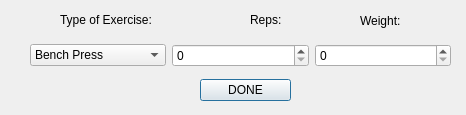
Before: the Qt Designer form weightlifting.ui in kevinlucas23/getFit, drawn with Qt 5.
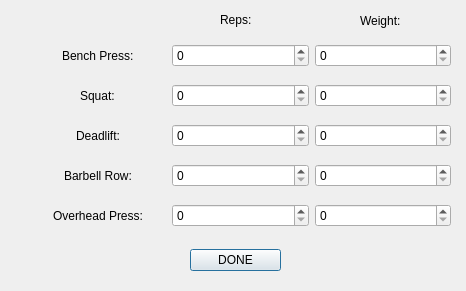
After: the same form once the commit is applied.

Commit message: weightlifting again...

```diff
--- a/weightlifting.ui
+++ b/weightlifting.ui
@@ -7,7 +7,7 @@
     <x>0</x>
     <y>0</y>
     <width>466</width>
-    <height>115</height>
+    <height>291</height>
    </rect>
   </property>
   <property name="windowTitle">
@@ -23,33 +23,11 @@
     </rect>
    </property>
    <layout class="QHBoxLayout" name="horizontalLayout">
-    <item>
-     <widget class="QComboBox" name="ex">
-      <item>
-       <property name="text">
-        <string>Bench Press</string>
-       </property>
-      </item>
-      <item>
-       <property name="text">
-        <string>Squat</string>
-       </property>
-      </item>
-      <item>
-       <property name="text">
-        <string>Deadlift</string>
-       </property>
-      </item>
-      <item>
-       <property name="text">
-        <string>Overhead Press</string>
-       </property>
-      </item>
-      <item>
-       <property name="text">
-        <string>Barbell Row</string>
-       </property>
-      </item>
+    <item alignment="Qt::AlignHCenter">
+     <widget class="QLabel" name="label">
+      <property name="text">
+       <string>Bench Press:</string>
+      </property>
      </widget>
     </item>
     <item>
@@ -67,7 +45,7 @@
   <widget class="QLabel" name="repslabel">
    <property name="geometry">
     <rect>
-     <x>250</x>
+     <x>220</x>
      <y>10</y>
      <width>41</width>
      <height>20</height>
@@ -77,25 +55,6 @@
     <string>Reps:</string>
    </property>
   </widget>
-  <widget class="QLabel" name="exLabel">
-   <property name="geometry">
-    <rect>
-     <x>60</x>
-     <y>10</y>
-     <width>121</width>
-     <height>20</height>
-    </rect>
-   </property>
-   <property name="maximumSize">
-    <size>
-     <width>16777215</width>
-     <height>20</height>
-    </size>
-   </property>
-   <property name="text">
-    <string>Type of Exercise:</string>
-   </property>
-  </widget>
   <widget class="QLabel" name="weightlabel">
    <property name="geometry">
     <rect>
@@ -112,8 +71,8 @@
   <widget class="QWidget" name="horizontalLayoutWidget_2">
    <property name="geometry">
     <rect>
-     <x>200</x>
-     <y>70</y>
+     <x>190</x>
+     <y>240</y>
      <width>91</width>
      <height>41</height>
     </rect>
@@ -128,6 +87,122 @@
     </item>
    </layout>
   </widget>
+  <widget class="QWidget" name="horizontalLayoutWidget_3">
+   <property name="geometry">
+    <rect>
+     <x>30</x>
+     <y>80</y>
+     <width>421</width>
+     <height>31</height>
+    </rect>
+   </property>
+   <layout class="QHBoxLayout" name="horizontalLayout_3">
+    <item alignment="Qt::AlignHCenter">
+     <widget class="QLabel" name="label_2">
+      <property name="text">
+       <string>Squat:</string>
+      </property>
+     </widget>
+    </item>
+    <item>
+     <widget class="QSpinBox" name="rsquat"/>
+    </item>
+    <item>
+     <widget class="QSpinBox" name="wsquat">
+      <property name="maximum">
+       <number>1000</number>
+      </property>
+     </widget>
+    </item>
+   </layout>
+  </widget>
+  <widget class="QWidget" name="horizontalLayoutWidget_4">
+   <property name="geometry">
+    <rect>
+     <x>30</x>
+     <y>160</y>
+     <width>421</width>
+     <height>31</height>
+    </rect>
+   </property>
+   <layout class="QHBoxLayout" name="horizontalLayout_4">
+    <item alignment="Qt::AlignHCenter">
+     <widget class="QLabel" name="label_3">
+      <property name="text">
+       <string>Barbell Row:</string>
+      </property>
+     </widget>
+    </item>
+    <item>
+     <widget class="QSpinBox" name="rrow"/>
+    </item>
+    <item>
+     <widget class="QSpinBox" name="wrow">
+      <property name="maximum">
+       <number>1000</number>
+      </property>
+     </widget>
+    </item>
+   </layout>
+  </widget>
+  <widget class="QWidget" name="horizontalLayoutWidget_5">
+   <property name="geometry">
+    <rect>
+     <x>30</x>
+     <y>200</y>
+     <width>421</width>
+     <height>31</height>
+    </rect>
+   </property>
+   <layout class="QHBoxLayout" name="horizontalLayout_5">
+    <item alignment="Qt::AlignHCenter">
+     <widget class="QLabel" name="label_4">
+      <property name="text">
+       <string>Overhead Press:</string>
+      </property>
+     </widget>
+    </item>
+    <item>
+     <widget class="QSpinBox" name="rpress"/>
+    </item>
+    <item>
+     <widget class="QSpinBox" name="wpress">
+      <property name="maximum">
+       <number>1000</number>
+      </property>
+     </widget>
+    </item>
+   </layout>
+  </widget>
+  <widget class="QWidget" name="horizontalLayoutWidget_6">
+   <property name="geometry">
+    <rect>
+     <x>30</x>
+     <y>120</y>
+     <width>421</width>
+     <height>31</height>
+    </rect>
+   </property>
+   <layout class="QHBoxLayout" name="horizontalLayout_6">
+    <item alignment="Qt::AlignHCenter">
+     <widget class="QLabel" name="label_5">
+      <property name="text">
+       <string>Deadlift:</string>
+      </property>
+     </widget>
+    </item>
+    <item>
+     <widget class="QSpinBox" name="rdead"/>
+    </item>
+    <item>
+     <widget class="QSpinBox" name="wdead">
+      <property name="maximum">
+       <number>1000</number>
+      </property>
+     </widget>
+    </item>
+   </layout>
+  </widget>
  </widget>
  <resources/>
  <connections/>
```
Left out of the diff: 4 changed lines with no effect on the pictures. The commit also changes 8 other files.
